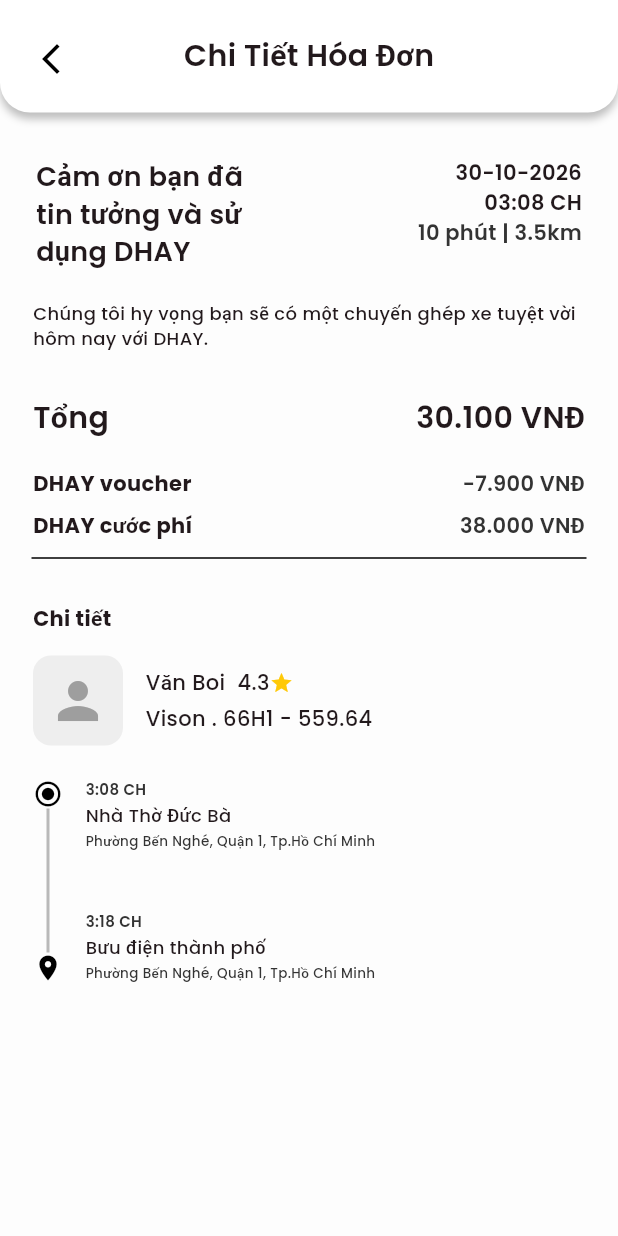
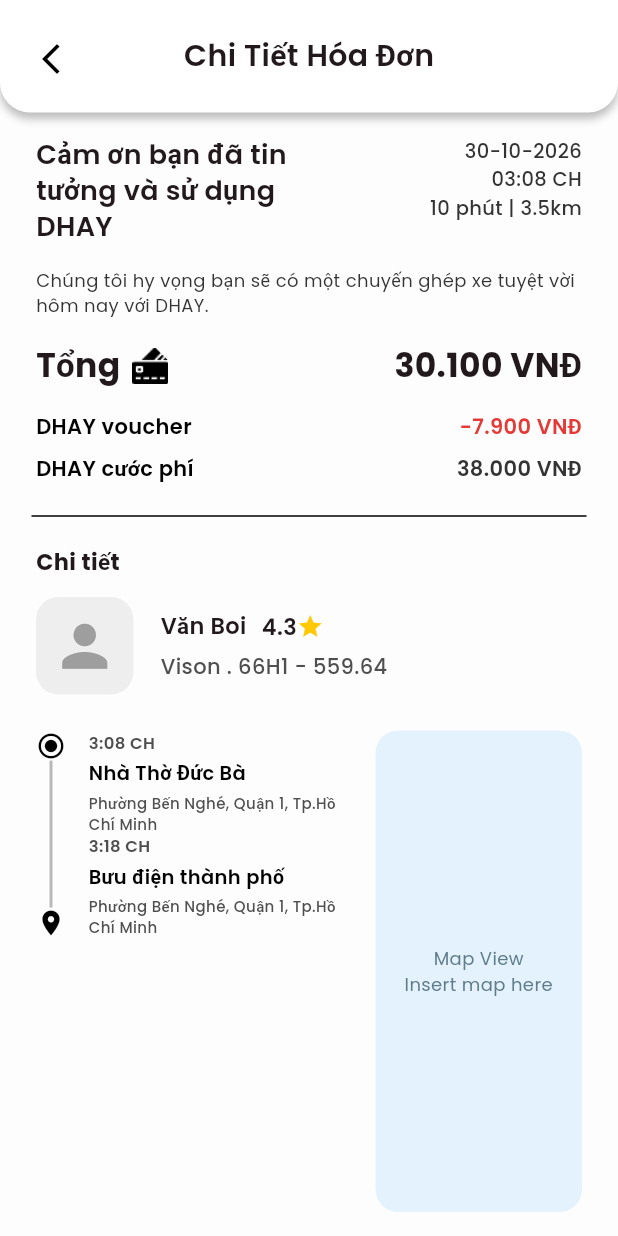
Before and after one commit to nguyentrungchihao8809/fontend-Dhay, a Flutter app: the screen it shows after launch, on a phone screen of 412 x 824 dp. Run offline on Flutter 3.47's test engine with Material 3 defaults, Android fonts, the phone set to English and light mode, and no system bars; our stand-ins replace dartz, dio, equatable, firebase_core, firebase_messaging, flutter_bloc and 3 more; accounts and stored records are empty.

Commit message:
feat(trip-invoice): implement trip invoice detail page with BLoC integration

```diff
--- a/lib/features/trip_invoice/presentation/pages/trip_invoice_page.dart
+++ b/lib/features/trip_invoice/presentation/pages/trip_invoice_page.dart
@@ -1,3 +1,5 @@
+// lib/features/trip_invoice/presentation/pages/trip_invoice_page.dart
+
 import 'package:flutter/material.dart';
 import 'package:flutter_bloc/flutter_bloc.dart';
 import '../bloc/invoice_bloc.dart';
@@ -15,7 +17,6 @@
   @override
   void initState() {
     super.initState();
-    // Gọi event lấy dữ liệu (Bỏ const ở đây để tránh lỗi constructor)
     context.read<InvoiceBloc>().add(FetchInvoiceDetails('trip_123'));
   }
 
@@ -32,25 +33,25 @@
           } else if (state is InvoiceLoaded) {
             final invoice = state.invoice;
             return SafeArea(
-              child: SingleChildScrollView(
-                physics: const BouncingScrollPhysics(),
-                child: Column(
+              child: Column( // ✅ Bỏ SingleChildScrollView, dùng Column thẳng
                 crossAxisAlignment: CrossAxisAlignment.start,
                 children: [
                   _buildHeader(context),
-                    const SizedBox(height: 30),
+                  const SizedBox(height: 16),
                   _buildGreetingSection(invoice),
-                    const SizedBox(height: 20),
+                  const SizedBox(height: 16),
                   _buildPricingSection(invoice),
                   const Padding(
                     padding: EdgeInsets.symmetric(horizontal: 21),
                     child: Divider(color: Colors.black, thickness: 1),
                   ),
                   _buildDriverSection(invoice),
-                    _buildRouteSection(invoice),
-                    const SizedBox(height: 30),
+                  const SizedBox(height: 12),
+                  Expanded( // ✅ Expanded để phần map + route chiếm hết không gian còn lại
+                    child: _buildRouteWithMapSection(invoice),
+                  ),
+                  const SizedBox(height: 16),
                 ],
-                ),
               ),
             );
           }
@@ -107,20 +108,20 @@
         crossAxisAlignment: CrossAxisAlignment.start,
         children: [
           const SizedBox(
-            width: 160,
+            width: 170,
             child: Text(
               'Cảm ơn bạn đã tin tưởng và sử dụng DHAY',
-              style: TextStyle(fontSize: 18, fontWeight: FontWeight.w600, height: 1.4),
+              style: TextStyle(fontSize: 18, fontWeight: FontWeight.w600, height: 1.3),
             ),
           ),
           Column(
             crossAxisAlignment: CrossAxisAlignment.end,
             children: [
-              Text(invoice.date, style: const TextStyle(fontSize: 14, fontWeight: FontWeight.w600)),
-              Text(invoice.time, style: const TextStyle(fontSize: 14, fontWeight: FontWeight.w600)),
+              Text(invoice.date, style: const TextStyle(fontSize: 13, fontWeight: FontWeight.w500, color: Color(0xFF333333))),
+              Text(invoice.time, style: const TextStyle(fontSize: 13, fontWeight: FontWeight.w500, color: Color(0xFF333333))),
               Text(
                 '${invoice.duration} | ${invoice.distance}',
-                style: const TextStyle(fontSize: 14, fontWeight: FontWeight.w600, color: Color(0xFF333333)),
+                style: const TextStyle(fontSize: 13, fontWeight: FontWeight.w500, color: Color(0xFF333333)),
               ),
             ],
           )
@@ -136,39 +137,49 @@
     }
 
     return Padding(
-      padding: const EdgeInsets.symmetric(horizontal: 22),
+      padding: const EdgeInsets.symmetric(horizontal: 24),
       child: Column(
         crossAxisAlignment: CrossAxisAlignment.start,
         children: [
           const Text(
             'Chúng tôi hy vọng bạn sẽ có một chuyến ghép xe tuyệt vời hôm nay với DHAY.',
-            style: TextStyle(fontSize: 12, fontWeight: FontWeight.w500),
+            style: TextStyle(fontSize: 12, fontWeight: FontWeight.w400, color: Color(0xFF333333), height: 1.4),
           ),
-          const SizedBox(height: 30),
+          const SizedBox(height: 16),
           Row(
-            mainAxisAlignment: MainAxisAlignment.spaceBetween,
             children: [
-              const Text('Tổng', style: TextStyle(fontSize: 20, fontWeight: FontWeight.w600)),
+              const Text('Tổng', style: TextStyle(fontSize: 22, fontWeight: FontWeight.w700)),
+              const SizedBox(width: 8),
+              Image.asset('assets/icons/bill.png', width: 24, height: 24),
+              const Spacer(),
               Text('${formatCurrency(invoice.subTotal)} VNĐ',
-                  style: const TextStyle(fontSize: 20, fontWeight: FontWeight.w600)),
+                  style: const TextStyle(fontSize: 22, fontWeight: FontWeight.w700)),
             ],
           ),
-          const SizedBox(height: 15),
-          _priceRow('DHAY voucher', '-${formatCurrency(invoice.voucherDiscount)} VNĐ'),
+          const SizedBox(height: 10),
+          _priceRow('DHAY voucher', '-${formatCurrency(invoice.voucherDiscount)} VNĐ', isDiscount: true),
           _priceRow('DHAY cước phí', '${formatCurrency(invoice.totalFare)} VNĐ'),
+          const SizedBox(height: 10),
         ],
       ),
     );
   }
 
-  Widget _priceRow(String label, String value) {
+  Widget _priceRow(String label, String value, {bool isDiscount = false}) {
     return Padding(
       padding: const EdgeInsets.symmetric(vertical: 4),
       child: Row(
         mainAxisAlignment: MainAxisAlignment.spaceBetween,
         children: [
-          Text(label, style: const TextStyle(fontSize: 14, fontWeight: FontWeight.w700)),
-          Text(value, style: const TextStyle(fontSize: 14, fontWeight: FontWeight.w600, color: Color(0xFF333333))),
+          Text(label, style: const TextStyle(fontSize: 14, fontWeight: FontWeight.w600, color: Colors.black)),
+          Text(
+            value,
+            style: TextStyle(
+              fontSize: 14,
+              fontWeight: FontWeight.w600,
+              color: isDiscount ? const Color(0xFFE53935) : const Color(0xFF333333),
+            ),
+          ),
         ],
       ),
     );
@@ -176,41 +187,41 @@
 
   Widget _buildDriverSection(dynamic invoice) {
     return Padding(
-      padding: const EdgeInsets.all(22),
+      padding: const EdgeInsets.symmetric(horizontal: 24, vertical: 12),
       child: Column(
         crossAxisAlignment: CrossAxisAlignment.start,
         children: [
-          const Text('Chi tiết', style: TextStyle(fontSize: 14, fontWeight: FontWeight.w700)),
-          const SizedBox(height: 15),
+          const Text('Chi tiết', style: TextStyle(fontSize: 15, fontWeight: FontWeight.w700)),
+          const SizedBox(height: 12),
           Row(
             children: [
               Container(
-                width: 60,
-                height: 60,
+                width: 65,
+                height: 65,
                 decoration: BoxDecoration(
                   color: Colors.grey[200],
-                  borderRadius: BorderRadius.circular(12),
+                  borderRadius: BorderRadius.circular(15),
                 ),
-                child: const Icon(Icons.person, size: 40, color: Colors.grey), // ✅ Fixed: moved child out of BoxDecoration
+                child: const Icon(Icons.person, size: 45, color: Colors.grey),
               ),
-              const SizedBox(width: 15),
+              const SizedBox(width: 18),
               Expanded(
                 child: Column(
                   crossAxisAlignment: CrossAxisAlignment.start,
                   children: [
                     Row(
                       children: [
-                        Text(invoice.driverName, style: const TextStyle(fontSize: 14, fontWeight: FontWeight.w500)),
-                        const SizedBox(width: 8),
-                        Text(invoice.driverRating.toString(), style: const TextStyle(fontSize: 14, fontWeight: FontWeight.w500)),
-                        const Icon(Icons.star, color: Color(0xFFFFC907), size: 16),
+                        Text(invoice.driverName, style: const TextStyle(fontSize: 15, fontWeight: FontWeight.w600)),
+                        const SizedBox(width: 10),
+                        Text(invoice.driverRating.toString(), style: const TextStyle(fontSize: 15, fontWeight: FontWeight.w600)),
+                        const Icon(Icons.star, color: Color(0xFFFFC907), size: 18),
                       ],
                     ),
-                    const SizedBox(height: 4),
-                    Text(invoice.vehiclePlate, style: const TextStyle(fontSize: 14, fontWeight: FontWeight.w500)),
+                    const SizedBox(height: 6),
+                    Text(invoice.vehiclePlate, style: const TextStyle(fontSize: 14, fontWeight: FontWeight.w500, color: Color(0xFF4F4F4F))),
                   ],
                 ),
-              )
+              ),
             ],
           ),
         ],
@@ -218,9 +229,14 @@
     );
   }
 
-  Widget _buildRouteSection(dynamic invoice) {
+  Widget _buildRouteWithMapSection(dynamic invoice) {
     return Padding(
-      padding: const EdgeInsets.symmetric(horizontal: 22),
+      padding: const EdgeInsets.symmetric(horizontal: 24),
+      child: Row(
+        crossAxisAlignment: CrossAxisAlignment.start,
+        children: [
+          Expanded(
+            flex: 6,
             child: IntrinsicHeight(
               child: Row(
                 crossAxisAlignment: CrossAxisAlignment.start,
@@ -229,10 +245,7 @@
                     children: [
                       const Icon(Icons.radio_button_checked, size: 20, color: Colors.black),
                       Expanded(
-                  child: Container(
-                    width: 2,
-                    color: const Color(0xFFB9B9B9),
-                  ),
+                        child: Container(width: 2, color: const Color(0xFFB9B9B9)),
                       ),
                       const Icon(Icons.location_on, size: 20, color: Colors.black),
                     ],
@@ -244,13 +257,33 @@
                       mainAxisAlignment: MainAxisAlignment.spaceBetween,
                       children: [
                         _locationDetail(invoice.pickupTime, invoice.pickupLocation, invoice.pickupAddress),
-                  const SizedBox(height: 40),
                         _locationDetail(invoice.dropoffTime, invoice.dropoffLocation, invoice.dropoffAddress),
                       ],
                     ),
                   ),
                 ],
               ),
+            ),
+          ),
+          const SizedBox(width: 20),
+          Expanded(
+            flex: 4,
+            child: Container(
+              // ✅ Bỏ height cố định, để tự fill theo Expanded cha
+              decoration: BoxDecoration(
+                color: Colors.blue[50],
+                borderRadius: BorderRadius.circular(15),
+              ),
+              child: const Center(
+                child: Text(
+                  'Map View\nInsert map here',
+                  textAlign: TextAlign.center,
+                  style: TextStyle(fontSize: 12, color: Colors.blueGrey),
+                ),
+              ),
+            ),
+          ),
+        ],
       ),
     );
   }
@@ -259,13 +292,13 @@
     return Column(
       crossAxisAlignment: CrossAxisAlignment.start,
       children: [
-        Text(time, style: const TextStyle(fontSize: 10, fontWeight: FontWeight.w600, color: Color(0xFF333333))),
-        const SizedBox(height: 2),
-        Text(title, style: const TextStyle(fontSize: 12, fontWeight: FontWeight.w500)),
-        const SizedBox(height: 2),
+        Text(time, style: const TextStyle(fontSize: 11, fontWeight: FontWeight.w600, color: Color(0xFF4F4F4F))),
+        const SizedBox(height: 3),
+        Text(title, style: const TextStyle(fontSize: 13, fontWeight: FontWeight.w600, color: Colors.black)),
+        const SizedBox(height: 3),
         Text(
           address,
-          style: const TextStyle(fontSize: 9, fontWeight: FontWeight.w500, color: Color(0xFF333333)),
+          style: const TextStyle(fontSize: 10, fontWeight: FontWeight.w500, color: Color(0xFF4F4F4F)),
           maxLines: 2,
           overflow: TextOverflow.ellipsis,
         ),
```
Also changed, not shown: assets/icons/bill.png (added). Lines whose indentation alone changed are shown as unchanged.
